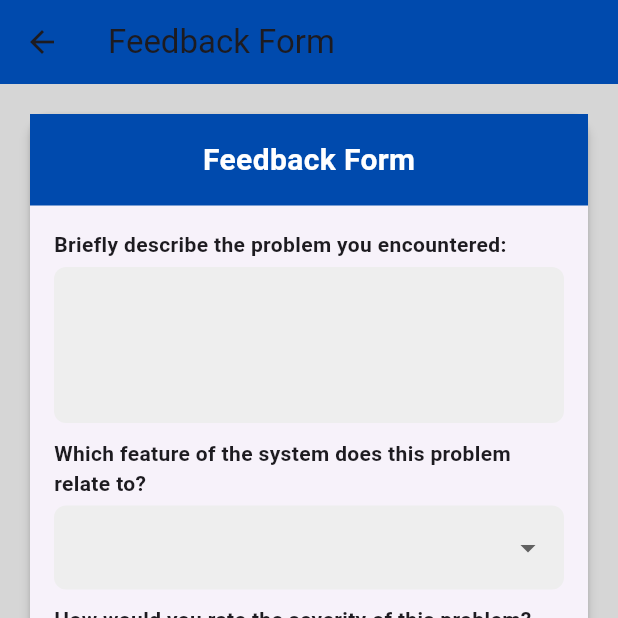
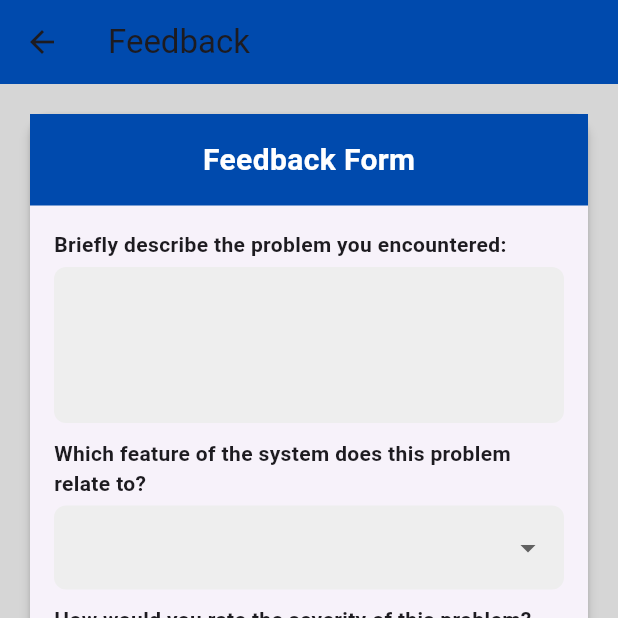
Before and after one commit to zahir248/niwos, a Flutter app: the FeedbackPage screen opened directly, on a phone screen of 412 x 824 dp, the top half of it. Run offline on Flutter 3.47's test engine with Material 3 defaults, Android fonts, the phone set to English and light mode, and no system bars; our stand-ins replace image_picker, local_auth, shared_preferences; missing offline and left inert: nfc_manager, razorpay_web; accounts and stored records are empty.

Commit message:
rename appbar

```diff
--- a/lib/views/feedback_page.dart
+++ b/lib/views/feedback_page.dart
@@ -34,7 +34,7 @@ class _FeedbackPageState extends State<FeedbackPage> {
     return Scaffold(
         appBar: AppBar(
           backgroundColor: Color(0xFF004AAD),
-          title: Text('Feedback Form'),
+          title: Text('Feedback'),
         ),
         backgroundColor: Colors.grey[350],
         body: SingleChildScrollView(
--- a/lib/views/notification_page.dart
+++ b/lib/views/notification_page.dart
@@ -24,7 +24,7 @@ class NotificationPage extends StatelessWidget {
     return Scaffold(
       appBar: AppBar(
         backgroundColor: Color(0xFF004AAD),
-        title: Text('Notifications'),
+        title: Text('Notification'),
       ),
       body: ListView.builder(
         padding: EdgeInsets.all(16.0),
```
